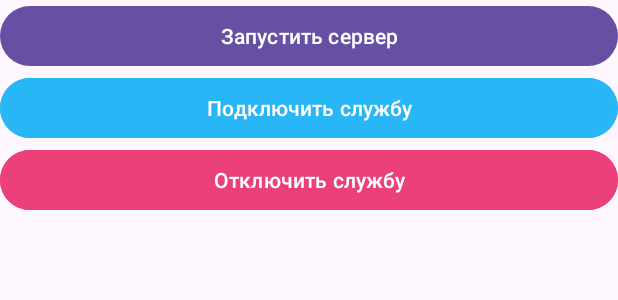
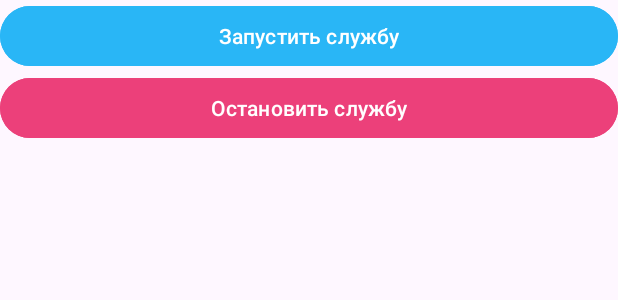
Before and after one commit to aakumykov/selected_text_web_search, an Android app: the layout activity_server.xml on its own in the app's theme, with its tools: preview values and no code run, on a phone screen of 412 x 824 dp. Shown: the top 300 px of the screen. Run offline under Robolectric (Android 15) with nearby library versions, the phone set to English and light mode, and no system bars.

Commit message:
Ktor websocket-сервер работает в службе.

```diff
--- a/ktor_server/src/main/res/layout/activity_server.xml
+++ b/ktor_server/src/main/res/layout/activity_server.xml
@@ -9,23 +9,17 @@
     tools:context=".ServerActivity" >
 
     <Button
-        android:id="@+id/startServerButton"
-        android:layout_width="match_parent"
-        android:layout_height="wrap_content"
-        android:text="Запустить сервер" />
-
-    <Button
         android:id="@+id/startServiceButton"
         android:layout_width="match_parent"
         android:layout_height="wrap_content"
         android:backgroundTint="#29B6F6"
-        android:text="Подключить службу" />
+        android:text="Запустить службу" />
 
     <Button
         android:id="@+id/stopServiceButton"
         android:layout_width="match_parent"
         android:layout_height="wrap_content"
         android:backgroundTint="#EC407A"
-        android:text="Отключить службу" />
+        android:text="Остановить службу" />
 
 </LinearLayout>
```
Also changed, not shown: ktor_server/src/main/java/com/github/aakumykov/ktor_server/KtorService.kt (+25 -0 lines), ktor_server/src/main/java/com/github/aakumykov/ktor_server/ServerActivity.kt (+6 -22 lines).
